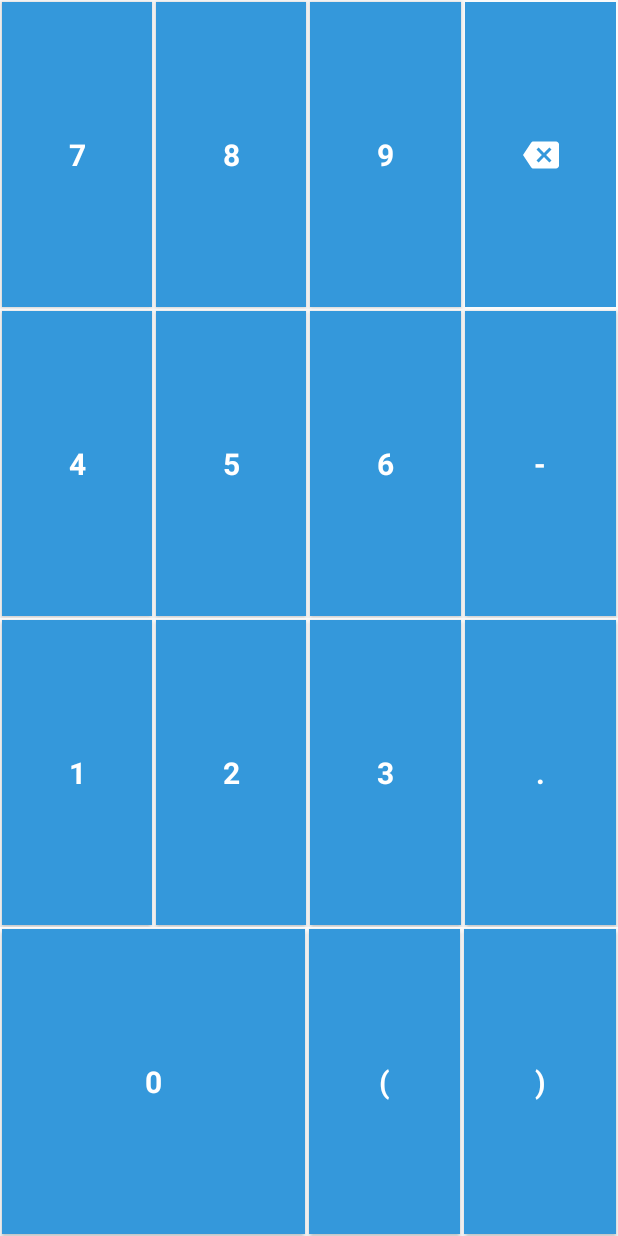
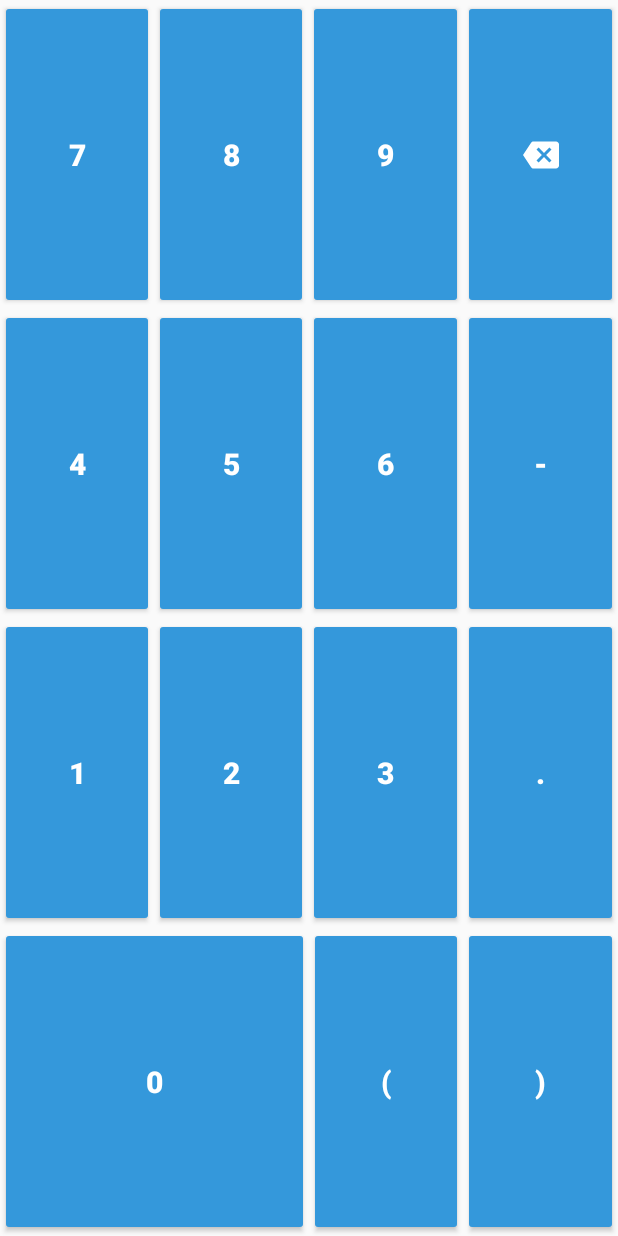
Before and after one commit to ArsalaBangash/Boltz-Android, an Android app: the layout grid_calculator.xml on its own in the app's theme, with its tools: preview values and no code run, on a phone screen of 412 x 824 dp. Run offline under Robolectric (Android 15) with nearby library versions, the phone set to English and light mode, and no system bars.

Commit message:
More work done:

```diff
--- a/app/src/main/java/com/arsalabangash/boltz/practice/ui/fragments/StartPracticeFragment.kt
+++ b/app/src/main/java/com/arsalabangash/boltz/practice/ui/fragments/StartPracticeFragment.kt
@@ -30,7 +30,7 @@ abstract class StartPracticeFragment : Fragment() {
         sharedPref = PreferenceManager.getDefaultSharedPreferences(activity)
 
         challengeNames = resources.getStringArray(R.array.challenge_types)
-        fragmentView.start_practice.setOnClickListener {
+        fragmentView.setOnClickListener {
             startPractice()
         }
         return fragmentView
--- /dev/null
+++ b/app/src/main/res/drawable/btn_green.xml
@@ -0,0 +1,4 @@
+<?xml version="1.0" encoding="utf-8"?>
+<selector xmlns:android="http://schemas.android.com/apk/res/android">
+
+</selector>
--- a/app/src/main/res/layout/grid_calculator.xml
+++ b/app/src/main/res/layout/grid_calculator.xml
@@ -15,11 +15,6 @@
 
         <Button
             style="@style/grid_button_style"
-            android:layout_width="0dp"
-            android:layout_height="match_parent"
-            android:layout_margin="1dp"
-            android:layout_weight="1"
-            android:background="@drawable/input_button"
             android:onClick="onInputButtonPressed"
             android:tag="7"
             android:text="7" />
@@ -28,11 +23,6 @@
         <Button
             android:id="@+id/button8"
             style="@style/grid_button_style"
-            android:layout_width="0dp"
-            android:layout_height="match_parent"
-            android:layout_margin="1dp"
-            android:layout_weight="1"
-            android:background="@drawable/input_button"
             android:onClick="onInputButtonPressed"
             android:tag="8"
             android:text="8" />
@@ -40,11 +30,6 @@
 
         <Button
             style="@style/grid_button_style"
-            android:layout_width="0dp"
-            android:layout_height="match_parent"
-            android:layout_margin="1dp"
-            android:layout_weight="1"
-            android:background="@drawable/input_button"
             android:onClick="onInputButtonPressed"
             android:tag="9"
             android:text="9" />
@@ -52,11 +37,6 @@
         <ImageButton
             android:id="@+id/buttonPoint"
             style="@style/backspace_button_style"
-            android:layout_width="0dp"
-            android:layout_height="match_parent"
-            android:layout_margin="1dp"
-            android:layout_weight="1"
-            android:background="@drawable/input_button"
             android:onClick="onBackspacePressed"
             android:src="@drawable/ic_backspace" />
 
@@ -73,11 +53,6 @@
         <Button
             android:id="@+id/button4"
             style="@style/grid_button_style"
-            android:layout_width="wrap_content"
-            android:layout_height="match_parent"
-            android:layout_margin="1dp"
-            android:layout_weight="1"
-            android:background="@drawable/input_button"
             android:onClick="onInputButtonPressed"
             android:tag="4"
             android:text="4" />
@@ -86,11 +61,6 @@
         <Button
             android:id="@+id/button5"
             style="@style/grid_button_style"
-            android:layout_width="wrap_content"
-            android:layout_height="match_parent"
-            android:layout_margin="1dp"
-            android:layout_weight="1"
-            android:background="@drawable/input_button"
             android:onClick="onInputButtonPressed"
             android:tag="5"
             android:text="5" />
@@ -99,11 +69,6 @@
         <Button
             android:id="@+id/button6"
             style="@style/grid_button_style"
-            android:layout_width="wrap_content"
-            android:layout_height="match_parent"
-            android:layout_margin="1dp"
-            android:layout_weight="1"
-            android:background="@drawable/input_button"
             android:onClick="onInputButtonPressed"
             android:tag="6"
             android:text="6" />
@@ -112,11 +77,6 @@
         <Button
             android:id="@+id/buttonNegative"
             style="@style/grid_button_style"
-            android:layout_width="wrap_content"
-            android:layout_height="match_parent"
-            android:layout_margin="1dp"
-            android:layout_weight="1"
-            android:background="@drawable/input_button"
             android:onClick="onInputButtonPressed"
             android:tag="-"
             android:text="-" />
@@ -134,11 +94,6 @@
         <Button
             android:id="@+id/button1"
             style="@style/grid_button_style"
-            android:layout_width="wrap_content"
-            android:layout_height="match_parent"
-            android:layout_margin="1dp"
-            android:layout_weight="1"
-            android:background="@drawable/input_button"
             android:onClick="onInputButtonPressed"
             android:tag="1"
             android:text="1" />
@@ -147,11 +102,6 @@
         <Button
             android:id="@+id/button2"
             style="@style/grid_button_style"
-            android:layout_width="wrap_content"
-            android:layout_height="match_parent"
-            android:layout_margin="1dp"
-            android:layout_weight="1"
-            android:background="@drawable/input_button"
             android:onClick="onInputButtonPressed"
             android:tag="2"
             android:text="2" />
@@ -159,11 +109,6 @@
         <Button
             android:id="@+id/button3"
             style="@style/grid_button_style"
-            android:layout_width="wrap_content"
-            android:layout_height="match_parent"
-            android:layout_margin="1dp"
-            android:layout_weight="1"
-            android:background="@drawable/input_button"
             android:onClick="onInputButtonPressed"
             android:tag="3"
             android:text="3" />
@@ -171,11 +116,6 @@
         <Button
             android:id="@+id/buttonDot"
             style="@style/grid_button_style"
-            android:layout_width="wrap_content"
-            android:layout_height="match_parent"
-            android:layout_margin="1dp"
-            android:layout_weight="1"
-            android:background="@drawable/input_button"
             android:onClick="onInputButtonPressed"
             android:tag="."
             android:text="." />
@@ -192,11 +132,7 @@
         <Button
             android:id="@+id/buttonZero"
             style="@style/grid_button_style"
-            android:layout_width="0dp"
-            android:layout_height="match_parent"
-            android:layout_margin="1dp"
             android:layout_weight="2"
-            android:background="@drawable/input_button"
             android:onClick="onInputButtonPressed"
             android:tag="0"
             android:text="0" />
@@ -204,11 +140,6 @@
         <Button
             android:id="@+id/buttonLeftBracket"
             style="@style/grid_button_style"
-            android:layout_width="0dp"
-            android:layout_height="match_parent"
-            android:layout_margin="1dp"
-            android:layout_weight="1"
-            android:background="@drawable/input_button"
             android:onClick="onInputButtonPressed"
             android:tag="("
             android:text="(" />
@@ -217,11 +148,6 @@
         <Button
             android:id="@+id/buttonRightBracket"
             style="@style/grid_button_style"
-            android:layout_width="0dp"
-            android:layout_height="match_parent"
-            android:layout_margin="1dp"
-            android:layout_weight="1"
-            android:background="@drawable/input_button"
             android:onClick="onInputButtonPressed"
             android:tag=")"
             android:text=")" />
--- a/app/src/main/res/layout/input_binary.xml
+++ b/app/src/main/res/layout/input_binary.xml
@@ -14,7 +14,7 @@
         <Button
             style="@style/grid_button_style"
             android:layout_width="0dp"
-            android:layout_height="wrap_content"
+            android:layout_height="match_parent"
             android:layout_margin="1dp"
             android:layout_weight="1"
             android:background="@drawable/input_button"
@@ -26,7 +26,7 @@
         <Button
             style="@style/grid_button_style"
             android:layout_width="0dp"
-            android:layout_height="wrap_content"
+            android:layout_height="match_parent"
             android:layout_margin="1dp"
             android:layout_weight="1"
             android:background="@drawable/input_button"
@@ -38,7 +38,7 @@
             android:id="@+id/buttonPoint"
             style="@style/backspace_button_style"
             android:layout_width="0dp"
-            android:layout_height="48dp"
+            android:layout_height="match_parent"
             android:layout_margin="1dp"
             android:layout_weight="1"
             android:background="@drawable/input_button"
--- a/app/src/main/res/values/colors.xml
+++ b/app/src/main/res/values/colors.xml
@@ -26,7 +26,7 @@
     <color name="colorBronze">#CD7F32</color>
     <color name="colorSilver">#C0C0C0</color>
 
-    <color name="colorPrimary">#27ae60</color>
+    <color name="colorPrimary">#4CAF50</color>
     <color name="colorAccent">#3498db</color>
 
     <color name="colorBlack">#000000</color>
--- a/app/src/main/res/values/styles.xml
+++ b/app/src/main/res/values/styles.xml
@@ -6,6 +6,7 @@
         <item name="colorPrimary">@color/colorPrimary</item>
         <item name="colorAccent">@color/colorAccent</item>
         <item name="colorControlNormal">@color/colorWhite</item>
+        <item name="android:colorControlHighlight">@color/colorWhite</item>
         <item name="windowActionBarOverlay">false</item>
         <item name="android:windowContentOverlay">@null</item>
         <item name="android:actionBarStyle">@style/ActionBarTheme</item>
@@ -18,10 +19,20 @@
     </style>
 
 
-    <style name="grid_button_style" parent="@android:style/Theme.Material.Light">
+    <style name="grid_button_style" parent="@style/Widget.AppCompat.Button.Colored">
+        <item name="android:colorButtonNormal">@color/colorSecondary</item>
         <item name="android:textSize">20sp</item>
         <item name="android:textStyle">bold</item>
         <item name="android:textColor">@color/colorWhite</item>
+        <item name="android:layout_margin">0dp</item>
+        <item name="android:layout_weight">1</item>
+        <item name="android:layout_width">0dp</item>
+        <item name="android:layout_height">match_parent</item>
+    </style>
+
+    <style name="PrimaryFlatButton" parent="Theme.AppCompat.Light">
+        <item name="android:buttonStyle">@style/Widget.AppCompat.Button.Borderless.Colored</item>
+        <item name="colorControlHighlight">@color/colorWhite</item>
     </style>
 
     <style name="multiple_choice_button_style" parent="grid_button_style">
```
Also changed, not shown: app/src/main/res/layout/activity_practice.xml (deleted, +0 -82 lines), app/src/main/res/layout/fragment_startpractice.xml (+8 -15 lines).
